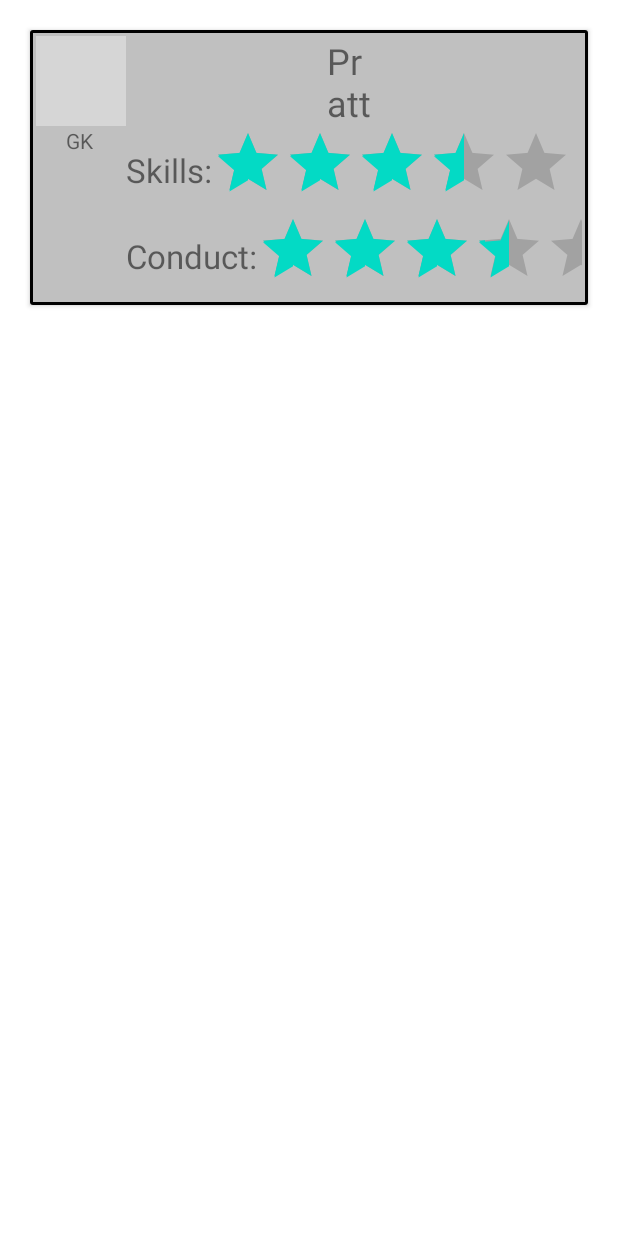
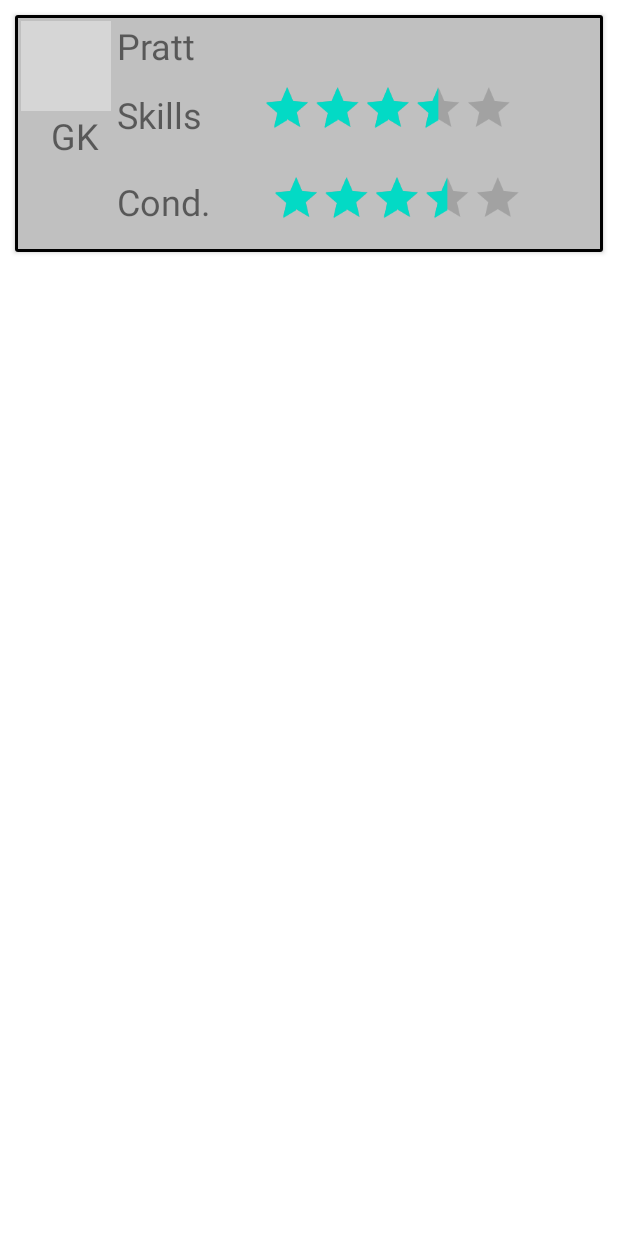
Before and after one commit to yekbote-pavan/pepper-games, an Android app: the layout rating_card.xml on its own in the app's theme, with its tools: preview values and no code run, on a phone screen of 412 x 824 dp. Run offline under Robolectric (Android 15) with nearby library versions, the phone set to English and light mode, and no system bars; grey boxes are pictures that could not be loaded.

Commit message:
added rating screen

```diff
--- a/app/src/main/java/com/example/peppergames/AllEventsActivity.java
+++ b/app/src/main/java/com/example/peppergames/AllEventsActivity.java
@@ -26,6 +26,10 @@ public class AllEventsActivity extends AppCompatActivity {
         layout.removeAllViews();
 
         CardView cardView;
+        if(Database.isShowRating()){
+            Intent intent = new Intent(AllEventsActivity.this, RatingPopUp.class);
+            startActivity(intent);
+        }
 //        toDo: generate events based on sorted value
         for (Event event : Database.getEvents()) {
             if (event.isPlaying()) {
--- a/app/src/main/java/com/example/peppergames/CreateEventActivity.java
+++ b/app/src/main/java/com/example/peppergames/CreateEventActivity.java
@@ -36,6 +36,12 @@ public class CreateEventActivity extends AppCompatActivity {
         String[] sportArray = new String[] {
                 "Football", "Basketball"
         };
+
+        if(Database.isShowRating()){
+            Intent intent = new Intent(CreateEventActivity.this, RatingPopUp.class);
+            startActivity(intent);
+        }
+
         ArrayAdapter<String> sportAdapter = new ArrayAdapter<String>(this,
                 android.R.layout.simple_spinner_item, sportArray);
         sportAdapter.setDropDownViewResource(android.R.layout.simple_spinner_dropdown_item);
--- a/app/src/main/java/com/example/peppergames/Database.java
+++ b/app/src/main/java/com/example/peppergames/Database.java
@@ -17,6 +17,8 @@ public class Database {
     private static final User appUser = new User("Pavan Yekbote", 3, 3,
             "I'm a freshman. " + "I have played football for about 3-4 years now on a regular basis. I'm looking to make some friends and have fun!",
             22, 22, "Football", "22/01/2012");
+
+    private static final boolean showRating = true;
 
     static {
         Map<PositionEnum, User> homePositions = new HashMap<>();
@@ -92,4 +94,8 @@ public class Database {
     public static void addEvent(Event event) {
         events.add(event);
     }
+
+    public static boolean isShowRating() {
+        return showRating;
+    }
 }
--- a/app/src/main/res/layout/rating_card.xml
+++ b/app/src/main/res/layout/rating_card.xml
@@ -1,11 +1,11 @@
-<androidx.cardview.widget.CardView
+<androidx.cardview.widget.CardView xmlns:app="http://schemas.android.com/apk/res-auto"
     android:clickable="true"
     android:layout_width="match_parent"
     android:layout_height="wrap_content"
-    android:layout_marginLeft="20dp"
-    android:layout_marginTop="20dp"
-    android:layout_marginRight="20dp"
-    android:layout_marginBottom="20dp"
+    android:layout_marginLeft="10dp"
+    android:layout_marginTop="10dp"
+    android:layout_marginRight="10dp"
+    android:layout_marginBottom="10dp"
     android:id="@+id/rating_card"
     android:focusable="true"
     xmlns:android="http://schemas.android.com/apk/res/android"
@@ -15,10 +15,7 @@
 
     <RelativeLayout
 
-    xmlns:android="http://schemas.android.com/apk/res/android"
         android:id="@+id/GO_card_1"
-    xmlns:app="http://schemas.android.com/apk/res-auto"
-    xmlns:tools="http://schemas.android.com/tools"
         android:layout_width="match_parent"
         android:layout_height="wrap_content"
         android:background="@drawable/square_border"
@@ -30,79 +27,75 @@
             android:layout_height="60dp"
             tools:srcCompat="@tools:sample/avatars"
             android:adjustViewBounds="true"
-        android:padding="4dp"/>
+            android:padding="2dp"/>
         <TextView
             android:layout_width="wrap_content"
             android:layout_height="wrap_content"
             android:text="GK"
+            android:textSize="24dp"
             android:layout_below="@id/player_profile_image_0"
             android:layout_marginLeft="20dp"/>
-
-    <LinearLayout
-        android:id="@+id/player_name_0"
-        android:layout_width="wrap_content"
-        android:layout_height="wrap_content"
-        android:orientation="horizontal"
-        android:layout_toRightOf="@id/player_profile_image_0"
-        android:paddingLeft="134dp"
-        android:paddingRight="134dp">
         <TextView
 
+            android:id="@+id/rating_name"
             android:layout_width="wrap_content"
             android:layout_height="wrap_content"
             android:text="Pratt"
+            android:paddingHorizontal="4dp"
             android:textSize="24sp"
-        android:id="@+id/rating_name"
+            android:layout_toRightOf="@id/player_profile_image_0" />
 
-        />
-    </LinearLayout>
         <LinearLayout
-        android:id="@+id/skill_tag_0"
             android:layout_width="wrap_content"
             android:layout_height="wrap_content"
-        android:orientation="horizontal"
-        android:layout_below="@id/player_name_0"
-        android:layout_toRightOf="@id/player_profile_image_0">
-
+            android:layout_below="@id/rating_name"
+            android:layout_toRightOf="@id/player_profile_image_0"
+            android:id="@+id/skills_layout">
             <TextView
                 android:layout_width="wrap_content"
-            android:layout_height="match_parent"
-            android:layout_below="@id/player_name_0"
+                android:layout_height="60dp"
                 android:layout_toRightOf="@id/player_profile_image_0"
-            android:text="Skills:"
+                android:text="Skills"
                 android:gravity="center"
-            android:textSize="22sp" />
+                android:textSize="24sp"
+                android:paddingHorizontal="4dp"
+                android:id="@+id/skills_name"/>
             <RatingBar
                 android:layout_width="wrap_content"
                 android:layout_height="wrap_content"
                 android:numStars="5"
                 android:rating="3.5"
-            android:id="@+id/rating_skills"/>
+                android:id="@+id/rating_skills"
+                android:layout_toRightOf="@id/rating_name"
+                android:scaleX="0.7"
+                android:scaleY="0.7" />
         </LinearLayout>
 
         <LinearLayout
             android:layout_width="wrap_content"
             android:layout_height="wrap_content"
-        android:orientation="horizontal"
-        android:layout_below="@id/skill_tag_0"
+            android:layout_below="@id/skills_layout"
             android:layout_toRightOf="@id/player_profile_image_0">
-
             <TextView
-            android:id="@+id/conduct_tag_0"
                 android:layout_width="wrap_content"
-            android:layout_height="wrap_content"
-            android:text="Conduct:"
-            android:textSize="22sp"
-            android:layout_gravity="center"
+                android:layout_height="56dp"
+                android:layout_below="@id/skills_name"
                 android:layout_toRightOf="@id/player_profile_image_0"
-            android:layout_below="@id/skill_tag_0" />
+                android:text="Cond."
+                android:gravity="center"
+                android:textSize="24sp"
+                android:paddingHorizontal="4dp"
+                android:id="@+id/conduct_name"/>
             <RatingBar
                 android:layout_width="wrap_content"
                 android:layout_height="wrap_content"
                 android:numStars="5"
                 android:rating="3.5"
-            android:id="@+id/rating_conduct"/>
+                android:id="@+id/rating_conduct"
+                android:layout_toRightOf="@id/rating_name"
+                android:layout_below="@id/rating_name"
+                android:scaleX="0.7"
+                android:scaleY="0.7"/>
         </LinearLayout>
-
     </RelativeLayout>
 </androidx.cardview.widget.CardView>
```
Lines whose indentation alone changed are shown as unchanged.
